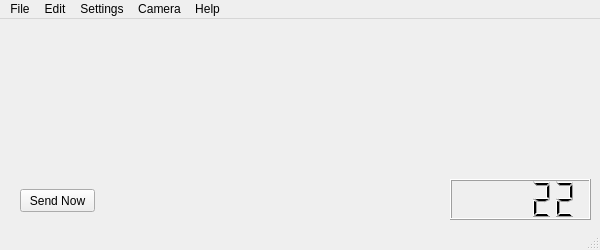
Before: the Qt Designer form src/designer/window_main.ui in marsinstituteSC/MissionControl, drawn with Qt 5.
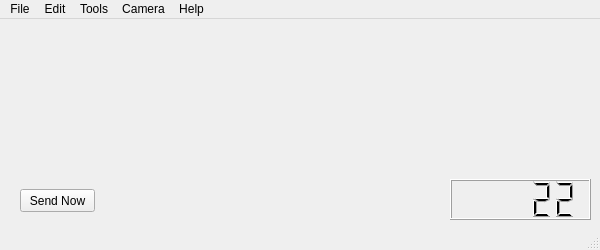
After: the same form once the commit is applied.

Commit message:
- Changed camera window to be main child
- Changed toolbar for main window to open camera window and settings.

Patch:
```diff
--- a/src/designer/window_main.ui
+++ b/src/designer/window_main.ui
@@ -74,7 +74,7 @@
    </widget>
    <widget class="QMenu" name="menuCamera">
     <property name="title">
-     <string>Settings</string>
+     <string>Tools</string>
     </property>
    </widget>
    <widget class="QMenu" name="menuCamera_2">
```
Left out of the diff: 12 changed lines with no effect on the pictures. The commit also changes 5 other files.
